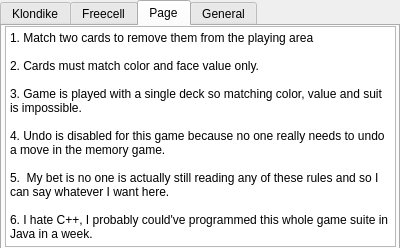
This is CardGame/help.ui in kiloecho78/CS4865 as Qt 5 draws it before an edit. The edited form follows.
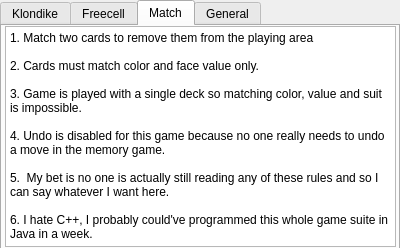
This is the edited form. Icons and pictures are not drawn.

What changed in the file:
```diff
--- a/CardGame/help.ui
+++ b/CardGame/help.ui
@@ -118,7 +118,7 @@
    </widget>
    <widget class="QWidget" name="Match">
     <attribute name="title">
-     <string>Page</string>
+     <string>Match</string>
     </attribute>
     <widget class="QPlainTextEdit" name="plainTextEdit_4">
      <property name="geometry">
```
Left out of the diff: 2 changed lines with no effect on the pictures.
